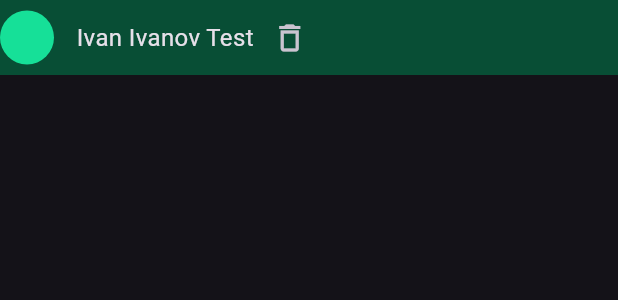
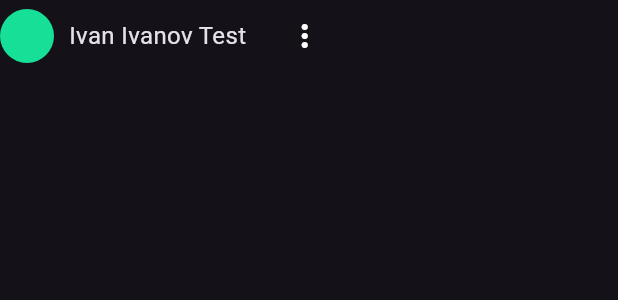
Before and after one commit to dim4ru/dmsg, a Flutter app: the ChatHeader widget shown alone on an empty page, opened directly, on a phone screen of 412 x 824 dp. Shown: the top 300 px of the screen. Run offline on Flutter 3.47's test engine with Material 3 defaults, Android fonts, the phone set to English and light mode, and no system bars; our stand-ins replace cached_network_image, firebase_auth, firebase_core, get, octo_image; accounts and stored records are empty; network calls fail.

Commit message:
chat popup menu

```diff
--- a/lib/chats_controller.dart
+++ b/lib/chats_controller.dart
@@ -6,7 +6,7 @@ import 'package:http/http.dart' as http;
 
 class ChatsController extends GetxController {
   final chats = RxList<Chat>();
-  final Rx<int?> displayChat = Rx<int?>(null);
+  final Rx<int?> targetChat = Rx<int?>(null);
 
   ChatsController() {
     getChats();
--- a/lib/widgets/chat.dart
+++ b/lib/widgets/chat.dart
@@ -19,7 +19,7 @@ class Chat extends GetView<ChatController> {
     final chatsController = Get.find<ChatsController>();
     final chatController = Get.find<ChatController>();
 
-    return Obx(() => (chatsController.displayChat.value == null)
+    return Obx(() => (chatsController.targetChat.value == null)
         ? Text("Select chat")
         : Column(
             children: [
@@ -27,6 +27,8 @@ class Chat extends GetView<ChatController> {
                 image: null,
                 name: "Ivan Ivanov Test",
               ),
+              Column(
+                children: [
                   IncomingTextMessage(
                       message: model.TextMessage(
                         messageId: 1,
@@ -65,6 +67,8 @@ class Chat extends GetView<ChatController> {
                       )
                   )
                 ],
+              )
+            ],
           ));
   }
 }
--- a/lib/widgets/chat_header.dart
+++ b/lib/widgets/chat_header.dart
@@ -10,27 +10,53 @@ class ChatHeader extends GetWidget {
 
   ChatHeader({required this.image, required this.name});
 
+  final popupMenuItems = [
+    PopupMenuItem(
+      child: const Row(
+        children: [
+          Icon(Icons.delete_forever),
+          SizedBox(width: 15,),
+          Text('Clear chat'),
+        ],
+      ),
+      onTap: () {},
+    ),
+    PopupMenuItem(
+      child: const Row(
+        children: [
+          Icon(Icons.block),
+          SizedBox(width: 15,),
+          Text('Block user'),
+        ],
+      ),
+      onTap: () {},
+    ),
+  ];
+
   @override
   Widget build(BuildContext context) {
-    return Container(
-        color: Theme.of(context).colorScheme.secondary,
-        height: 50,
-        child: Row(
+    return Row(
+      crossAxisAlignment: CrossAxisAlignment.center,
       children: [
         Row(
           children: [
             ProfilePicture(url: image),
-                const SizedBox(
-                  width: 15,
-                ),
-                Text(
+            Padding(
+              padding: const EdgeInsets.only(left: 10, right: 15),
+              child: Text(
                 name ?? "",
                 style: TextStyle(fontSize: 16),
               ),
+            ),
+            PopupMenuButton(
+              icon: const Icon(Icons.more_vert),
+              tooltip: '',
+              itemBuilder: (context) => popupMenuItems,
+            )
+
           ],
         ),
-            IconButton(onPressed: () {}, icon: Icon(Icons.delete_outline))
       ],
-        ));
+    );
   }
 }
--- a/lib/widgets/chats_list.dart
+++ b/lib/widgets/chats_list.dart
@@ -19,7 +19,7 @@ class ChatsList extends GetView<ChatsController> {
         itemCount: controller.chats.length,
         itemBuilder: (BuildContext context, int index) {
           return GestureDetector(
-            onTap: () => controller.displayChat.value = controller.chats[index].chatId,
+            onTap: () => controller.targetChat.value = controller.chats[index].chatId,
             child: ChatListItem(
               chat: controller.chats[index],
             ),
--- a/lib/widgets/messages/image_message.dart
+++ b/lib/widgets/messages/image_message.dart
@@ -7,7 +7,7 @@ import 'package:octo_image/octo_image.dart';
 
 import '../../models/message.dart' as model;
 
-import '../../constants.dart';
+import '../constants.dart';
 
 abstract class ImageMessage extends StatelessWidget {
   const ImageMessage({Key? key, required this.message}) : super(key: key);
--- a/lib/widgets/messages/text_message.dart
+++ b/lib/widgets/messages/text_message.dart
@@ -3,7 +3,7 @@ import 'package:flutter/material.dart';
 import 'package:intl/intl.dart';
 import '../../models/message.dart' as model;
 
-import '../../constants.dart';
+import '../constants.dart';
 
 abstract class TextMessage extends StatelessWidget {
   const TextMessage({Key? key, required this.message}) : super(key: key);
```
Also changed, not shown: lib/widgets/constants.dart (renamed from lib/constants.dart). Lines whose indentation alone changed are shown as unchanged.
